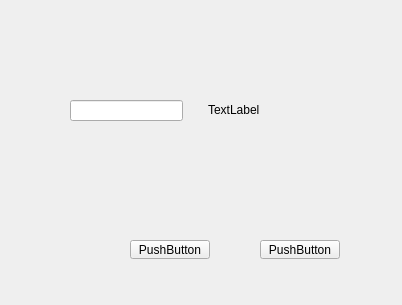
Above: Qt-Creator/Ejemplo1/Progrma1/widget.ui from crivellito/Info-2-Folder before the change. Below: the same form after it.
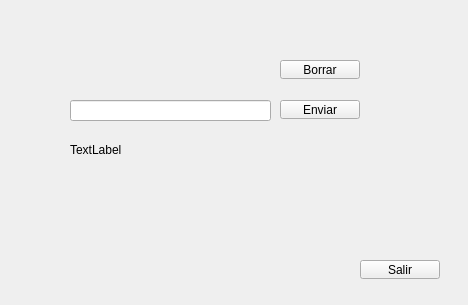
That is the form after the change.

Diff of the .ui file:
```diff
--- a/Qt-Creator/Ejemplo1/Progrma1/widget.ui
+++ b/Qt-Creator/Ejemplo1/Progrma1/widget.ui
@@ -6,7 +6,7 @@
    <rect>
     <x>0</x>
     <y>0</y>
-    <width>402</width>
+    <width>468</width>
     <height>305</height>
    </rect>
   </property>
@@ -16,27 +16,27 @@
   <widget class="QPushButton" name="BEnviar">
    <property name="geometry">
     <rect>
-     <x>130</x>
-     <y>240</y>
+     <x>280</x>
+     <y>100</y>
      <width>80</width>
      <height>19</height>
     </rect>
    </property>
    <property name="text">
-    <string>PushButton</string>
+    <string>Enviar</string>
    </property>
   </widget>
   <widget class="QPushButton" name="BSalir">
    <property name="geometry">
     <rect>
-     <x>260</x>
-     <y>240</y>
+     <x>360</x>
+     <y>260</y>
      <width>80</width>
      <height>19</height>
     </rect>
    </property>
    <property name="text">
-    <string>PushButton</string>
+    <string>Salir</string>
    </property>
   </widget>
   <widget class="QLineEdit" name="LETexto">
@@ -44,7 +44,7 @@
     <rect>
      <x>70</x>
      <y>100</y>
-     <width>113</width>
+     <width>201</width>
      <height>21</height>
     </rect>
    </property>
@@ -52,9 +52,9 @@
   <widget class="QLabel" name="LTextoRecibido">
    <property name="geometry">
     <rect>
-     <x>208</x>
-     <y>100</y>
-     <width>111</width>
+     <x>70</x>
+     <y>140</y>
+     <width>241</width>
      <height>20</height>
     </rect>
    </property>
@@ -62,6 +62,19 @@
     <string>TextLabel</string>
    </property>
   </widget>
+  <widget class="QPushButton" name="BBorrar">
+   <property name="geometry">
+    <rect>
+     <x>280</x>
+     <y>60</y>
+     <width>80</width>
+     <height>19</height>
+    </rect>
+   </property>
+   <property name="text">
+    <string>Borrar</string>
+   </property>
+  </widget>
  </widget>
  <resources/>
  <connections>
```
Left out of the diff: 27 changed lines with no effect on the pictures.
